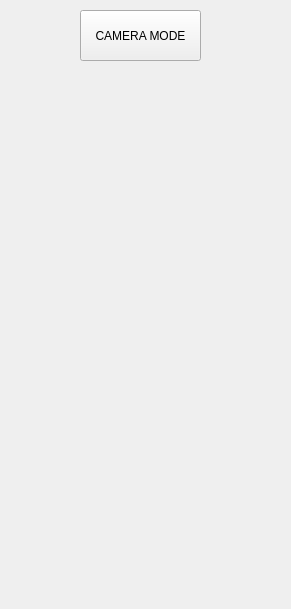
This is src/left_form.ui in gabrielchmod777/virtualWorldVRML as Qt 5 draws it before an edit. The edited form follows.
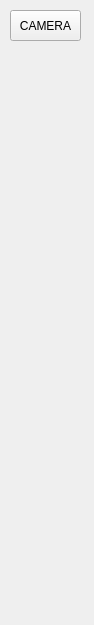
This is the edited form.

What changed in the file:
```diff
--- a/src/left_form.ui
+++ b/src/left_form.ui
@@ -6,24 +6,30 @@
    <rect>
     <x>0</x>
     <y>0</y>
-    <width>291</width>
-    <height>609</height>
+    <width>94</width>
+    <height>625</height>
    </rect>
   </property>
+  <property name="maximumSize">
+   <size>
+    <width>94</width>
+    <height>16777215</height>
+   </size>
+  </property>
   <property name="windowTitle">
    <string>Form</string>
   </property>
   <widget class="QPushButton" name="cameraPushButton">
    <property name="geometry">
     <rect>
-     <x>80</x>
+     <x>10</x>
      <y>10</y>
-     <width>121</width>
-     <height>51</height>
+     <width>71</width>
+     <height>31</height>
     </rect>
    </property>
    <property name="text">
-    <string>CAMERA MODE</string>
+    <string>CAMERA</string>
    </property>
   </widget>
  </widget>
```
